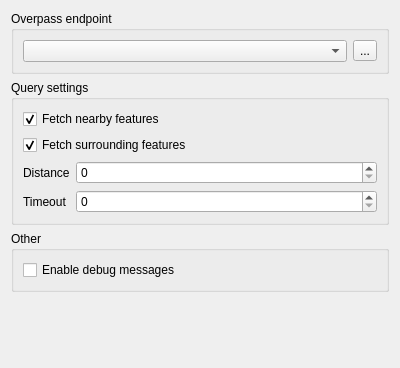
nextgis/qgis_osminfo, file src/osminfo/ui/osm_info_settings_page_base.ui: the form before one commit.
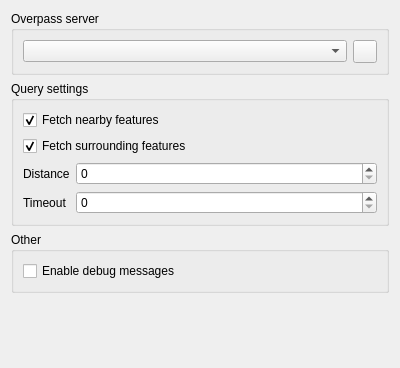
The form after the commit.

Patch:
```diff
--- a/src/osminfo/ui/osm_info_settings_page_base.ui
+++ b/src/osminfo/ui/osm_info_settings_page_base.ui
@@ -17,7 +17,7 @@
    <item>
     <widget class="QGroupBox" name="overpass_group">
      <property name="title">
-      <string>Overpass endpoint</string>
+      <string>Overpass server</string>
      </property>
      <layout class="QVBoxLayout" name="verticalLayout_2">
       <item>
@@ -28,7 +28,7 @@
         <item>
          <widget class="QToolButton" name="endpoint_button">
           <property name="text">
-           <string>...</string>
+           <string/>
           </property>
          </widget>
         </item>
```
Left out of the diff: 2 changed lines with no effect on the pictures.
